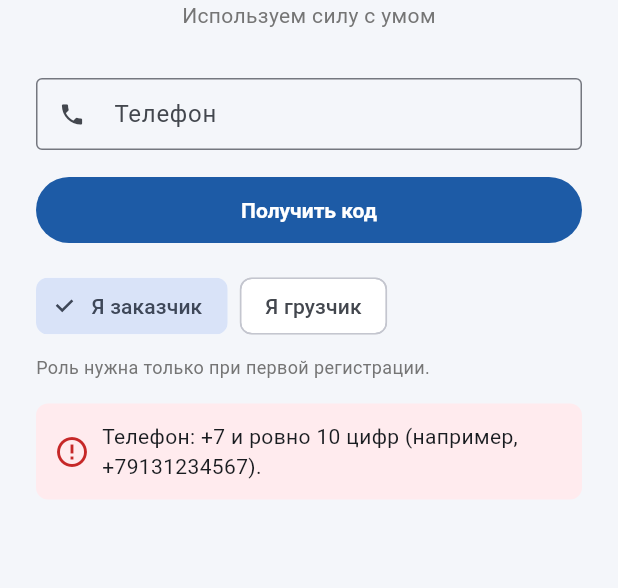
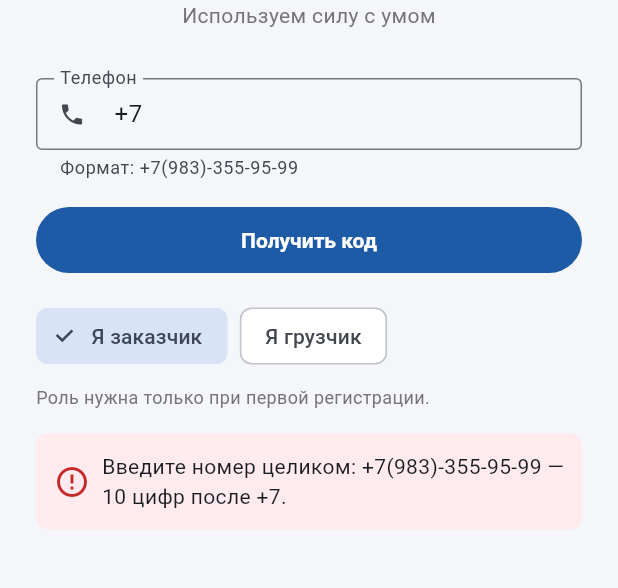
Before and after one commit to Lilofa/AAvatar_WWW0rk, a Flutter app: the screen it shows after launch, after a tap on "Получить код", on a phone screen of 412 x 824 dp, the part 324-912 px from its top. Run offline on Flutter 3.47's test engine with Material 3 defaults, Android fonts, the phone set to English and light mode, and no system bars; our stand-ins replace supabase_flutter; accounts and stored records are empty.

Commit message:
ux: маска телефона, пикер вводом, фиксы баг-репорта 25.09

```diff
--- a/avatar-front/lib/features/auth/presentation/login_screen.dart
+++ b/avatar-front/lib/features/auth/presentation/login_screen.dart
@@ -14,6 +14,43 @@ import '../../../core/theme/app_theme.dart';
 import '../../../data/orders_repository.dart';
 import '../../order_flow/domain/enums.dart';
 
+/// Валидность российского номера: +7 и ровно 10 цифр после.
+/// Вынесено из виджета для регресс-тестов (баг-репорт 25.09).
+bool isRuPhoneValid(String text) {
+  final d = text.replaceAll(RegExp(r'\D'), '');
+  final core = (d.startsWith('7') || d.startsWith('8')) ? d.substring(1) : d;
+  return core.length == 10;
+}
+
+/// Маска российского номера: +7(983)-355-95-99.
+/// Скобки/тире появляются сами по мере ввода цифр; лишние цифры не лезут.
+String formatRuPhone(String raw) {
+  var d = raw.replaceAll(RegExp(r'\D'), '');
+  if (d.startsWith('7') || d.startsWith('8')) d = d.substring(1);
+  if (d.length > 10) d = d.substring(0, 10);
+  final b = StringBuffer('+7');
+  if (d.isNotEmpty) b.write('(${d.substring(0, d.length > 3 ? 3 : d.length)}');
+  if (d.length >= 3) b.write(')');
+  if (d.length >= 4) b.write('-${d.substring(3, d.length > 6 ? 6 : d.length)}');
+  if (d.length >= 7) b.write('-${d.substring(6, d.length > 8 ? 8 : d.length)}');
+  if (d.length >= 9) b.write('-${d.substring(8, 10)}');
+  return b.toString();
+}
+
+class _RuPhoneFormatter extends TextInputFormatter {
+  @override
+  TextEditingValue formatEditUpdate(
+    TextEditingValue oldValue,
+    TextEditingValue newValue,
+  ) {
+    final formatted = formatRuPhone(newValue.text);
+    return TextEditingValue(
+      text: formatted,
+      selection: TextSelection.collapsed(offset: formatted.length),
+    );
+  }
+}
+
 class LoginScreen extends StatefulWidget {
   const LoginScreen({
     super.key,
@@ -29,7 +66,7 @@ class LoginScreen extends StatefulWidget {
 }
 
 class _LoginScreenState extends State<LoginScreen> {
-  final _phone = TextEditingController();
+  final _phone = TextEditingController(text: '+7');
   final _code = TextEditingController();
   bool _codeSent = false;
   bool _busy = false;
@@ -53,13 +90,12 @@ class _LoginScreenState extends State<LoginScreen> {
 
   /// +7 и ровно 10 цифр после; всё остальное — ошибка (баг-репорт:
   /// «ввожу больше — программа ничего не говорит»).
-  bool get _phoneValid =>
-      RegExp(r'^\+7\d{10}$').hasMatch(_phoneNormalized);
+  bool get _phoneValid => isRuPhoneValid(_phone.text);
 
   Future<void> _sendCode() async {
     if (!_phoneValid) {
-      setState(() => _error = Failures.validation(
-          'phone', 'Телефон: +7 и ровно 10 цифр (например, +79131234567).'));
+      setState(() => _error = Failures.validation('phone',
+          'Введите номер целиком: +7(983)-355-95-99 — 10 цифр после +7.'));
       return;
     }
     setState(() {
@@ -138,12 +174,14 @@ class _LoginScreenState extends State<LoginScreen> {
                     controller: _phone,
                     keyboardType: TextInputType.phone,
                     inputFormatters: [
-                      FilteringTextInputFormatter.allow(RegExp(r'[+\d]')),
-                      LengthLimitingTextInputFormatter(16),
+                      FilteringTextInputFormatter.allow(
+                          RegExp(r'[+\d()\- ]')),
+                      _RuPhoneFormatter(),
                     ],
                     decoration: const InputDecoration(
                       labelText: 'Телефон',
-                      hintText: '+7 9XX XXX-XX-XX',
+                      hintText: '+7(983)-355-95-99',
+                      helperText: 'Формат: +7(983)-355-95-99',
                       prefixIcon: Icon(Icons.phone),
                     ),
                   ),
--- a/avatar-front/lib/features/create_order/presentation/create_order_screen.dart
+++ b/avatar-front/lib/features/create_order/presentation/create_order_screen.dart
@@ -257,9 +257,12 @@ class _CreateOrderScreenState extends State<CreateOrderScreen> {
                   child: FilledButton.tonalIcon(
                     key: const Key('create_time_btn'),
                     onPressed: () async {
+                      // Баг-репорт 25.09: без «странного циферблата» —
+                      // сначала прямой ввод ЧЧ:ММ, циферблат — иконкой рядом.
                       final t = await showTimePicker(
                         context: context,
                         initialTime: TimeOfDay.fromDateTime(_start),
+                        initialEntryMode: TimePickerEntryMode.input,
                       );
                       if (t != null) {
                         setState(() =>
```
Also changed, not shown: 1 other file.
